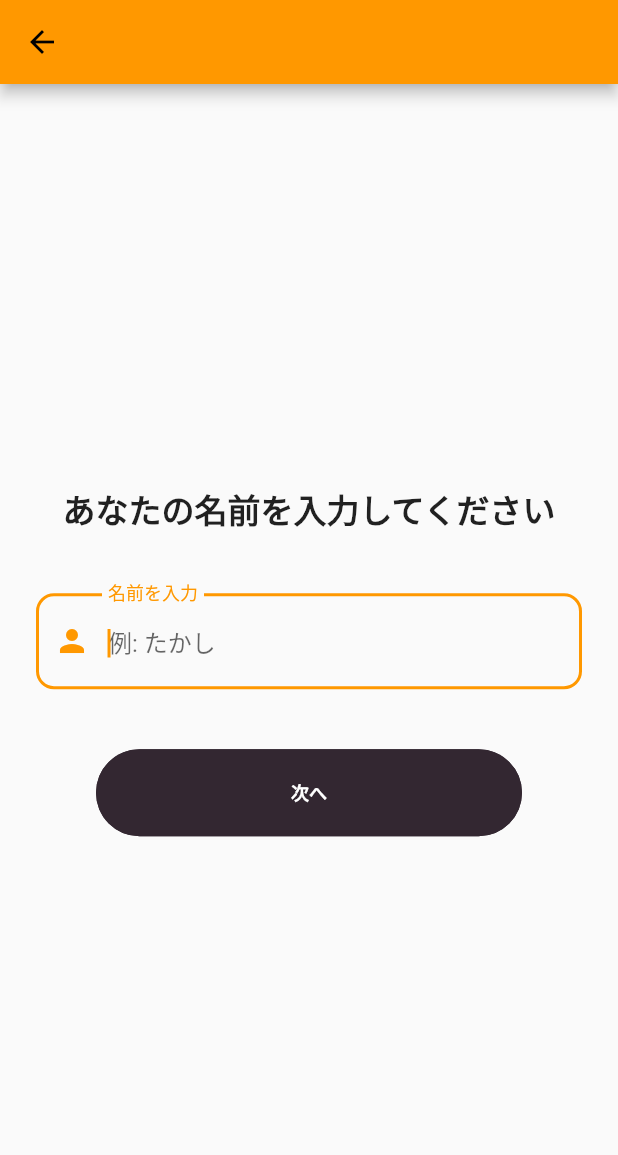
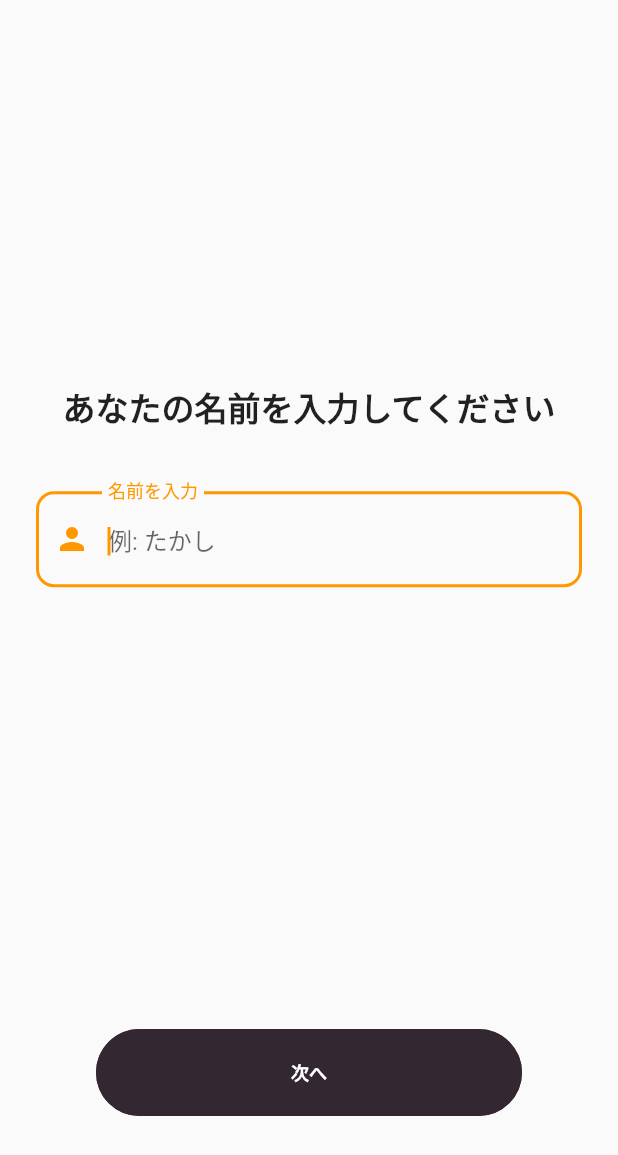
Before and after one commit to Al-Mikan/mesh-frontend, a Flutter app: the SetNamePage screen opened directly with empty values, on a phone screen of 412 x 824 dp. Shown: the top 1155 px of the screen. Run offline on Flutter 3.47's test engine with Material 3 defaults, Android fonts, the phone set to English and light mode, and no system bars; our stand-ins replace app_links, dio, fixnum, flutter_datetime_picker_plus, google_maps_flutter, hooks_riverpod and 3 more; missing offline and left inert: background_locator_2, google_maps_webservice, grpc, protobuf; accounts and stored records are empty.

Commit message:
uiの修正

```diff
--- a/lib/components/button.dart
+++ b/lib/components/button.dart
@@ -22,7 +22,7 @@ class OriginalButton extends StatelessWidget {
         style: ElevatedButton.styleFrom(
           elevation: 0,
           padding: const EdgeInsets.symmetric(vertical: 20),
-          backgroundColor: fill ? const Color(0xFF332731) : Colors.white,
+          backgroundColor: fill ? const Color(0xFF332731) : Colors.transparent,
           side: BorderSide(
             color: const Color(0xFF332731),
             width: 2, // ✅ ボーダーの太さ
--- a/lib/set_name_page.dart
+++ b/lib/set_name_page.dart
@@ -46,7 +46,7 @@ class _SetNamePageState extends ConsumerState<SetNamePage> {
       await prefs.setString('userName', userName);
       await prefs.setString('accessToken', anonymousSignUpRes.accessToken);
 
-      // ✅ `ShareLinkPage` に遷移し、戻れないようにする
+      // ✅ `MapSharePage` に遷移し、戻れないようにする
       if (mounted) {
         Navigator.of(context).pushAndRemoveUntil(
           MaterialPageRoute(
@@ -61,19 +61,19 @@ class _SetNamePageState extends ConsumerState<SetNamePage> {
   @override
   Widget build(BuildContext context) {
     return Scaffold(
-      appBar: AppBar(),
       body: Padding(
         padding: const EdgeInsets.symmetric(horizontal: 24.0),
         child: Column(
-          mainAxisAlignment: MainAxisAlignment.center,
-          crossAxisAlignment: CrossAxisAlignment.stretch, // ✅ ボタンを横幅いっぱいに
+          crossAxisAlignment: CrossAxisAlignment.stretch,
           children: <Widget>[
+            const Spacer(), // ✅ 上部のスペースを確保し、フォームを中央寄せ
+            Column(
+              children: [
                 const Text(
                   'あなたの名前を入力してください',
                   style: TextStyle(fontSize: 22, fontWeight: FontWeight.bold),
                   textAlign: TextAlign.center,
                 ),
-
                 const SizedBox(height: 40),
                 Form(
                   key: _formKey,
@@ -97,7 +97,13 @@ class _SetNamePageState extends ConsumerState<SetNamePage> {
                   ),
                 ),
                 const SizedBox(height: 40),
-            OriginalButton(text: '次へ', onPressed: _submit),
+              ],
+            ),
+            const Spacer(), // ✅ 下部のスペースを確保
+            Padding(
+              padding: const EdgeInsets.only(bottom: 80), // ✅ ボタンの位置を下から80pxに設定
+              child: OriginalButton(text: '次へ', onPressed: _submit),
+            ),
           ],
         ),
       ),
```
Also changed, not shown: lib/invited_page.dart (+60 -24 lines), lib/set_details_page.dart (+7 -5 lines). Lines whose indentation alone changed are shown as unchanged.
